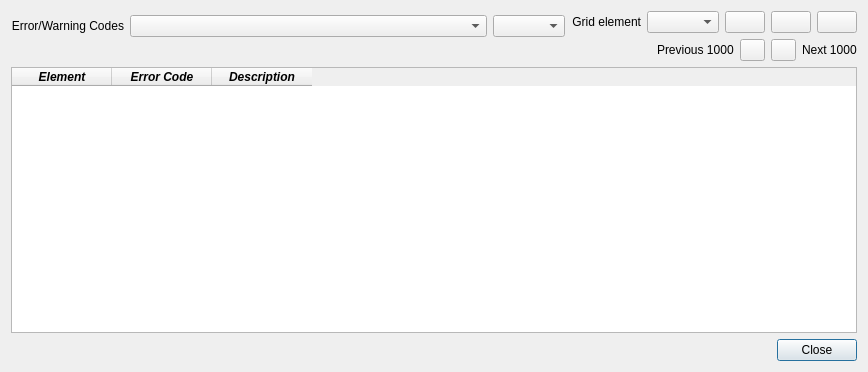
Above: flo2d/ui/issues.ui from FLO-2DSoftware/qgis-flo-2d-plugin before the change. Below: the same form after it.
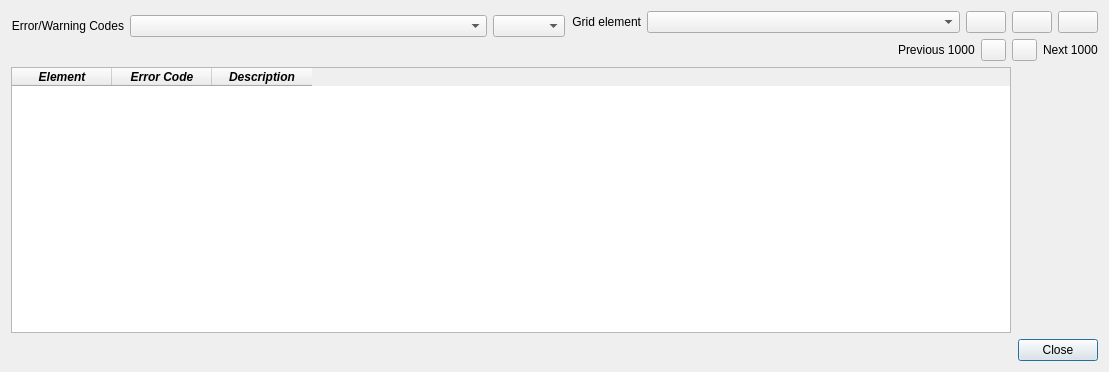
That is the form after the change. Icons and pictures are not drawn.

```diff
--- a/flo2d/ui/issues.ui
+++ b/flo2d/ui/issues.ui
@@ -6,7 +6,7 @@
    <rect>
     <x>0</x>
     <y>0</y>
-    <width>797</width>
+    <width>1109</width>
     <height>372</height>
    </rect>
   </property>
```
Left out of the diff: 20 changed lines with no effect on the pictures.
